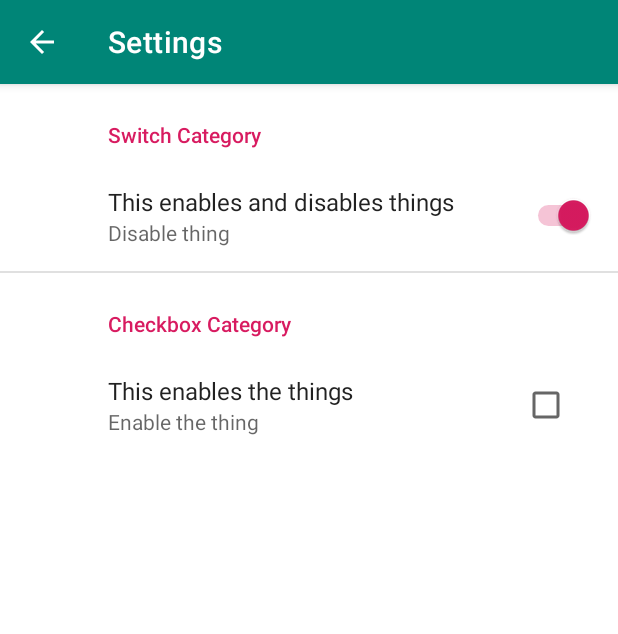
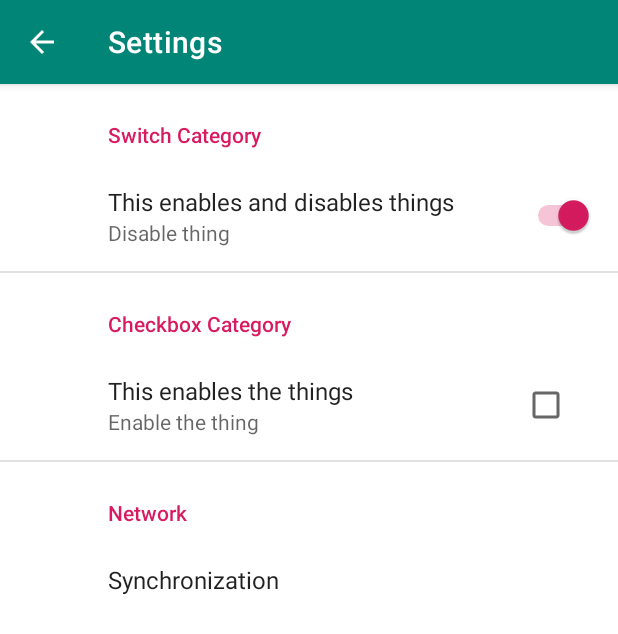
Before and after one commit to DavidPrecopia/PreferencesToyApp, an Android app: the PreferenceActivity screen opened directly, with no data from a screen before it, on a phone screen of 412 x 824 dp. Shown: the top 634 px of the screen. Run offline under Robolectric (Android 15) with nearby library versions, the phone set to English and light mode, and no system bars; our stand-ins replace androidx.preference, data binding.

Commit message:
Add a sub-screen preference

```diff
--- a/app/build.gradle
+++ b/app/build.gradle
@@ -32,6 +32,7 @@ dependencies {
     implementation fileTree(dir: 'libs', include: ['*.jar'])
     implementation 'androidx.appcompat:appcompat:1.0.2'
     implementation 'androidx.constraintlayout:constraintlayout:1.1.3'
+    implementation 'androidx.legacy:legacy-support-v4:1.0.0'
     testImplementation 'junit:junit:4.12'
     androidTestImplementation 'androidx.test:runner:1.1.1'
     androidTestImplementation 'androidx.test.espresso:espresso-core:3.1.1'
--- a/app/src/main/java/com/example/preferencestoyapp/PreferenceActivity.java
+++ b/app/src/main/java/com/example/preferencestoyapp/PreferenceActivity.java
@@ -4,17 +4,23 @@ import android.os.Bundle;
 
 import androidx.appcompat.app.AppCompatActivity;
 import androidx.databinding.DataBindingUtil;
+import androidx.preference.Preference;
+import androidx.preference.PreferenceFragmentCompat;
 
 import com.example.preferencestoyapp.databinding.ActivityPreferenceBinding;
 
-public class PreferenceActivity extends AppCompatActivity {
+public class PreferenceActivity extends AppCompatActivity
+        implements PreferenceFragmentCompat.OnPreferenceStartFragmentCallback {
+
+    private ActivityPreferenceBinding binding;
+
     @Override
     protected void onCreate(Bundle savedInstanceState) {
         super.onCreate(savedInstanceState);
 
         // The only reason I am setting the content view is to add a Toolbar.
         // Otherwise, a content view is not needed.
-        ActivityPreferenceBinding binding = DataBindingUtil.setContentView(this, R.layout.activity_preference);
+        binding = DataBindingUtil.setContentView(this, R.layout.activity_preference);
 
         setSupportActionBar(binding.toolbar);
         getSupportActionBar().setTitle(R.string.menu_item_preferences_title);
@@ -26,4 +32,17 @@ public class PreferenceActivity extends AppCompatActivity {
                 .add(binding.preferenceFragmentHolder.getId(), new PreferenceFragment())
                 .commit();
     }
+
+
+    // This method is called when the `Preference` tag is clicked.
+    @Override
+    public boolean onPreferenceStartFragment(PreferenceFragmentCompat caller, Preference pref) {
+        // Simply start the PreferenceFragment as normal.
+        getSupportFragmentManager()
+                .beginTransaction()
+                .replace(binding.preferenceFragmentHolder.getId(), new SyncPreferenceFragment())
+                .addToBackStack(null)
+                .commit();
+        return true;
+    }
 }
--- a/app/src/main/res/values/strings_preferences.xml
+++ b/app/src/main/res/values/strings_preferences.xml
@@ -16,4 +16,16 @@
     <string name="perf_checkbox_title">This enables the things</string>
     <string name="perf_checkbox_summary_off">Enable the thing</string>
     <string name="perf_checkbox_summary_on">Disable the thing</string>
+
+
+    <string name="perf_category_sync_key">perf_category_sync_key</string>
+    <string name="perf_category_sync_title">Network</string>
+
+    <string name="perf_sync_title">Synchronization</string>
+    <string name="perf_sync_id">perf_sync_id</string>
+
+    <string name="perf_sync_checkbox_title">Enable auto sync</string>
+    <string name="perf_sync_checkbox_id">perf_sync_checkbox_id</string>
+    <string name="perf_sync_checkbox_summary_off">Sync is disabled</string>
+    <string name="perf_sync_checkbox_summary_on">Sync is enabled</string>
 </resources>
--- a/app/src/main/res/xml/preferences.xml
+++ b/app/src/main/res/xml/preferences.xml
@@ -6,7 +6,8 @@
     `summaryOff/On` does not show in the app's UI.
     As of 4/27/19.
 -->
-<PreferenceScreen xmlns:android="http://schemas.android.com/apk/res/android">
+<PreferenceScreen xmlns:android="http://schemas.android.com/apk/res/android"
+    xmlns:app="http://schemas.android.com/apk/res-auto">
 
     <PreferenceCategory
         android:key="@string/perf_category_switch_key"
@@ -34,4 +35,13 @@
             android:title="@string/perf_checkbox_title" />
     </PreferenceCategory>
 
+    <PreferenceCategory
+        android:key="@string/perf_category_sync_key"
+        android:title="@string/perf_category_sync_title">
+        <Preference
+            android:key="@string/perf_sync_id"
+            android:title="@string/perf_sync_title"
+            app:fragment="com.example.preferencestoyapp.SyncPreferenceFragment" />
+    </PreferenceCategory>
+
 </PreferenceScreen>
```
Also changed, not shown: app/src/main/java/com/example/preferencestoyapp/SyncPreferenceFragment.java (added, +30 -0 lines), app/src/main/res/xml/preferences_sync.xml (added, +12 -0 lines).
